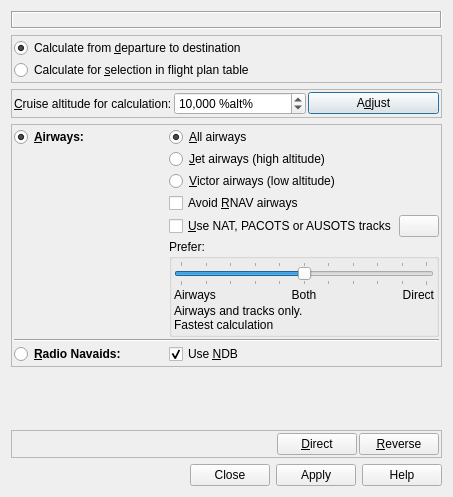
Old version of the form src/route/routecalcdialog.ui in the repository albar965/littlenavmap.
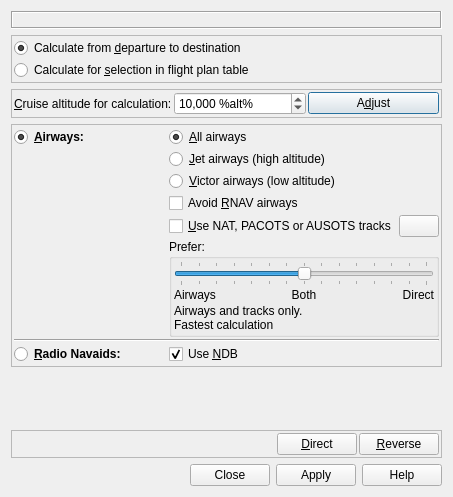
New version of the form. Icons and pictures are not drawn.

Commit message: More accuracy for flight plan calculation preference slider.

The edit to the form file:
```diff
--- a/src/route/routecalcdialog.ui
+++ b/src/route/routecalcdialog.ui
@@ -254,13 +254,13 @@
 unusable airways (e.g. due to altitude restrictions).</string>
            </property>
            <property name="maximum">
-            <number>10</number>
+            <number>14</number>
            </property>
            <property name="pageStep">
             <number>1</number>
            </property>
            <property name="value">
-            <number>5</number>
+            <number>7</number>
            </property>
            <property name="tracking">
             <bool>true</bool>
```
Left out of the diff: 6 changed lines with no effect on the pictures. The commit also changes 3 other files.
